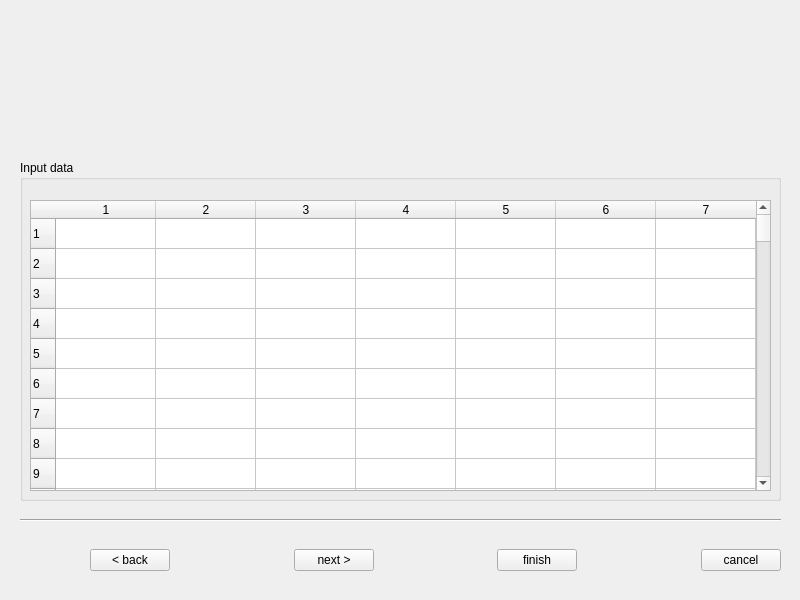
First picture: the form in UI/ModifyData.ui, repository zel0rd/Non-Identifying, before the edit.
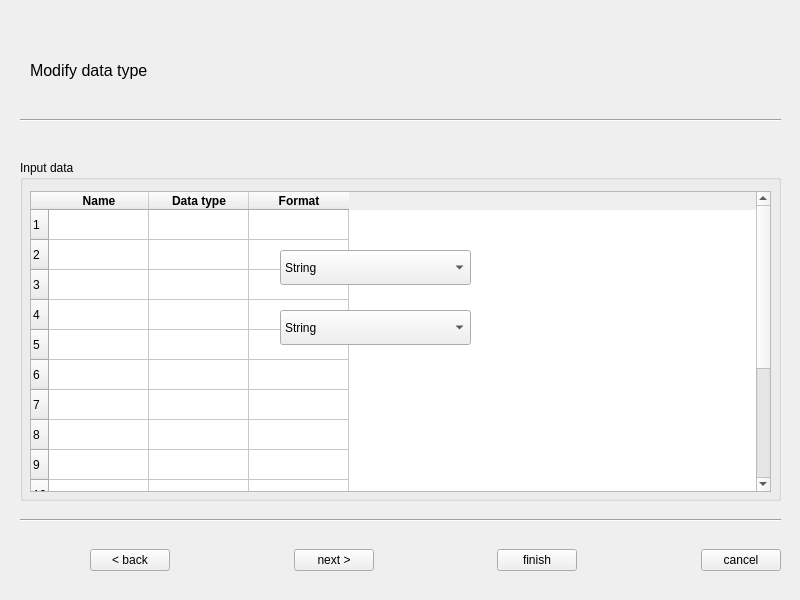
Second picture: the form after the edit.

Commit message: add import data ui

What changed in the file:
```diff
--- a/UI/ModifyData.ui
+++ b/UI/ModifyData.ui
@@ -30,23 +30,14 @@
      <property name="geometry">
       <rect>
        <x>10</x>
-       <y>40</y>
+       <y>31</y>
        <width>741</width>
-       <height>291</height>
+       <height>301</height>
       </rect>
      </property>
-     <property name="sizePolicy">
-      <sizepolicy hsizetype="Preferred" vsizetype="Preferred">
-       <horstretch>0</horstretch>
-       <verstretch>0</verstretch>
-      </sizepolicy>
-     </property>
      <property name="rowCount">
-      <number>100</number>
+      <number>15</number>
      </property>
-     <property name="columnCount">
-      <number>7</number>
-     </property>
      <row/>
      <row/>
      <row/>
@@ -62,98 +53,101 @@
      <row/>
      <row/>
      <row/>
-     <row/>
-     <row/>
-     <row/>
-     <row/>
-     <row/>
-     <row/>
-     <row/>
-     <row/>
-     <row/>
-     <row/>
-     <row/>
-     <row/>
-     <row/>
-     <row/>
-     <row/>
-     <row/>
-     <row/>
-     <row/>
-     <row/>
-     <row/>
-     <row/>
-     <row/>
-     <row/>
-     <row/>
-     <row/>
-     <row/>
-     <row/>
-     <row/>
-     <row/>
-     <row/>
-     <row/>
-     <row/>
-     <row/>
-     <row/>
-     <row/>
-     <row/>
-     <row/>
-     <row/>
-     <row/>
-     <row/>
-     <row/>
-     <row/>
-     <row/>
-     <row/>
-     <row/>
-     <row/>
-     <row/>
-     <row/>
-     <row/>
-     <row/>
-     <row/>
-     <row/>
-     <row/>
-     <row/>
-     <row/>
-     <row/>
-     <row/>
-     <row/>
-     <row/>
-     <row/>
-     <row/>
-     <row/>
-     <row/>
-     <row/>
-     <row/>
-     <row/>
-     <row/>
-     <row/>
-     <row/>
-     <row/>
-     <row/>
-     <row/>
-     <row/>
-     <row/>
-     <row/>
-     <row/>
-     <row/>
-     <row/>
-     <row/>
-     <row/>
-     <row/>
-     <row/>
-     <row/>
-     <row/>
-     <row/>
-     <column/>
-     <column/>
-     <column/>
-     <column/>
-     <column/>
-     <column/>
-     <column/>
+     <column>
+      <property name="text">
+       <string>Name</string>
+      </property>
+      <property name="font">
+       <font>
+        <weight>75</weight>
+        <bold>true</bold>
+       </font>
+      </property>
+     </column>
+     <column>
+      <property name="text">
+       <string>Data type</string>
+      </property>
+      <property name="font">
+       <font>
+        <weight>75</weight>
+        <bold>true</bold>
+       </font>
+      </property>
+     </column>
+     <column>
+      <property name="text">
+       <string>Format</string>
+      </property>
+      <property name="font">
+       <font>
+        <weight>75</weight>
+        <bold>true</bold>
+       </font>
+      </property>
+     </column>
+    </widget>
+    <widget class="QComboBox" name="comboBox">
+     <property name="geometry">
+      <rect>
+       <x>260</x>
+       <y>90</y>
+       <width>191</width>
+       <height>35</height>
+      </rect>
+     </property>
+     <property name="minimumSize">
+      <size>
+       <width>70</width>
+       <height>35</height>
+      </size>
+     </property>
+     <item>
+      <property name="text">
+       <string>String</string>
+      </property>
+     </item>
+     <item>
+      <property name="text">
+       <string>Integer</string>
+      </property>
+     </item>
+     <item>
+      <property name="text">
+       <string>Date/Time</string>
+      </property>
+     </item>
+    </widget>
+    <widget class="QComboBox" name="comboBox_2">
+     <property name="geometry">
+      <rect>
+       <x>260</x>
+       <y>150</y>
+       <width>191</width>
+       <height>35</height>
+      </rect>
+     </property>
+     <property name="minimumSize">
+      <size>
+       <width>70</width>
+       <height>35</height>
+      </size>
+     </property>
+     <item>
+      <property name="text">
+       <string>String</string>
+      </property>
+     </item>
+     <item>
+      <property name="text">
+       <string>Integer</string>
+      </property>
+     </item>
+     <item>
+      <property name="text">
+       <string>Date/Time</string>
+      </property>
+     </item>
     </widget>
    </widget>
    <widget class="Line" name="line">
@@ -248,6 +242,37 @@
      </item>
     </layout>
    </widget>
+   <widget class="Line" name="line_2">
+    <property name="geometry">
+     <rect>
+      <x>20</x>
+      <y>110</y>
+      <width>761</width>
+      <height>20</height>
+     </rect>
+    </property>
+    <property name="orientation">
+     <enum>Qt::Horizontal</enum>
+    </property>
+   </widget>
+   <widget class="QLabel" name="label">
+    <property name="geometry">
+     <rect>
+      <x>30</x>
+      <y>40</y>
+      <width>301</width>
+      <height>61</height>
+     </rect>
+    </property>
+    <property name="font">
+     <font>
+      <pointsize>12</pointsize>
+     </font>
+    </property>
+    <property name="text">
+     <string>Modify data type</string>
+    </property>
+   </widget>
   </widget>
  </widget>
  <resources/>
```
Left out of the diff: 6 changed lines with no effect on the pictures. The commit also changes 1 other file.
